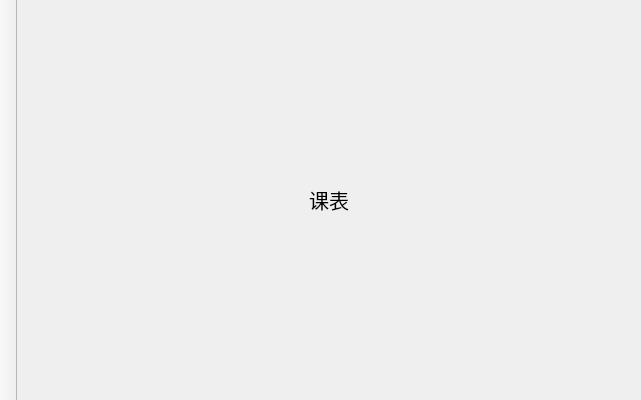
Above: mainwindow.ui from evtrouble/ham before the change. Below: the same form after it.
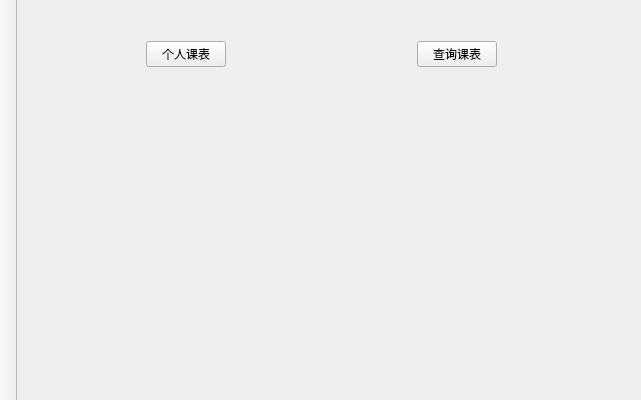
That is the form after the change. The open tabs and pages were chosen to show the change. Icons and pictures are not drawn. Custom widgets are drawn as their Qt base class.

Commit message: course ui preliminary

Patch:
```diff
--- a/mainwindow.ui
+++ b/mainwindow.ui
@@ -191,23 +191,63 @@
        </layout>
       </widget>
       <widget class="QWidget" name="timetable">
-       <layout class="QGridLayout" name="gridLayout_5">
-        <item row="0" column="0">
-         <widget class="QLabel" name="timetableDisplay">
-          <property name="styleSheet">
-           <string notr="true">background-color: transparent; 
-border: 0;
-font-size: 20px;</string>
-          </property>
-          <property name="text">
-           <string>课表</string>
-          </property>
-          <property name="alignment">
-           <set>Qt::AlignmentFlag::AlignCenter</set>
-          </property>
-         </widget>
-        </item>
-       </layout>
+       <widget class="QWidget" name="horizontalLayoutWidget">
+        <property name="geometry">
+         <rect>
+          <x>120</x>
+          <y>20</y>
+          <width>351</width>
+          <height>51</height>
+         </rect>
+        </property>
+        <layout class="QHBoxLayout" name="horizontalLayout_7">
+         <item>
+          <widget class="QPushButton" name="btnPersonalCourse">
+           <property name="text">
+            <string>个人课表</string>
+           </property>
+          </widget>
+         </item>
+         <item>
+          <spacer name="horizontalSpacer_9">
+           <property name="orientation">
+            <enum>Qt::Orientation::Horizontal</enum>
+           </property>
+           <property name="sizeHint" stdset="0">
+            <size>
+             <width>40</width>
+             <height>20</height>
+            </size>
+           </property>
+          </spacer>
+         </item>
+         <item>
+          <widget class="QPushButton" name="btnSchoolCourse">
+           <property name="text">
+            <string>查询课表</string>
+           </property>
+          </widget>
+         </item>
+        </layout>
+       </widget>
+       <widget class="QWidget" name="verticalLayoutWidget">
+        <property name="geometry">
+         <rect>
+          <x>-1</x>
+          <y>69</y>
+          <width>621</width>
+          <height>321</height>
+         </rect>
+        </property>
+        <layout class="QVBoxLayout" name="verticalLayout">
+         <item>
+          <widget class="QStackedWidget" name="stackedWidget_2">
+           <widget class="QWidget" name="PersonalCourse"/>
+           <widget class="QWidget" name="SchoolCourse"/>
+          </widget>
+         </item>
+        </layout>
+       </widget>
       </widget>
       <widget class="QWidget" name="tasks">
        <property name="sizePolicy">
```
Left out of the diff: 2 changed lines with no effect on the pictures. The commit also changes 29 other files.
